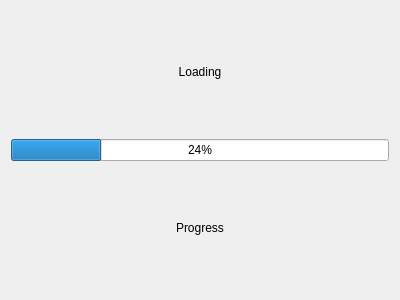
Qt form audio-jack-web-qt/progressdialog.ui (tux-linux/audio-jack-web) before a commit.
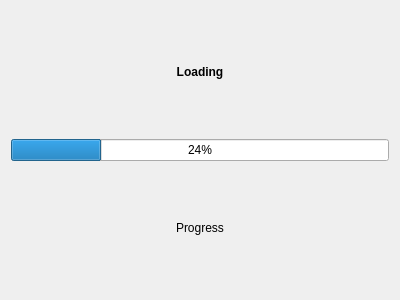
The same form after that commit.

Commit message: Progress dialog base

What changed in the file:
```diff
--- a/audio-jack-web-qt/progressdialog.ui
+++ b/audio-jack-web-qt/progressdialog.ui
@@ -17,7 +17,13 @@
    <item>
     <layout class="QGridLayout" name="gridLayout">
      <item row="0" column="0">
-      <widget class="QLabel" name="label">
+      <widget class="QLabel" name="loadingLabel">
+       <property name="font">
+        <font>
+         <weight>75</weight>
+         <bold>true</bold>
+        </font>
+       </property>
        <property name="text">
         <string>Loading</string>
        </property>
```
Left out of the diff: 2 changed lines with no effect on the pictures. The commit also changes 4 other files.
